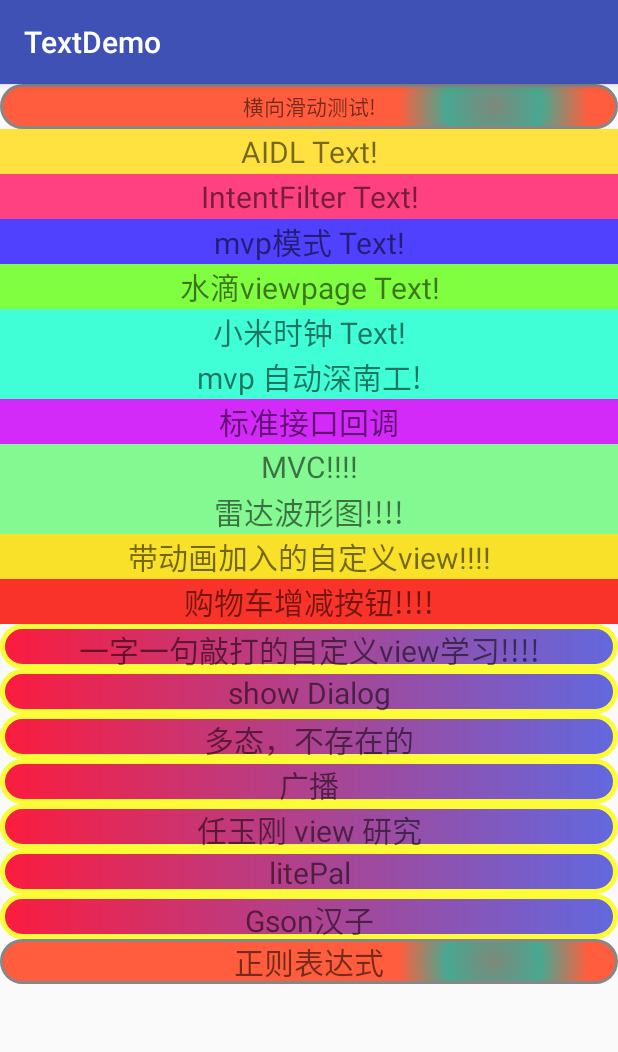
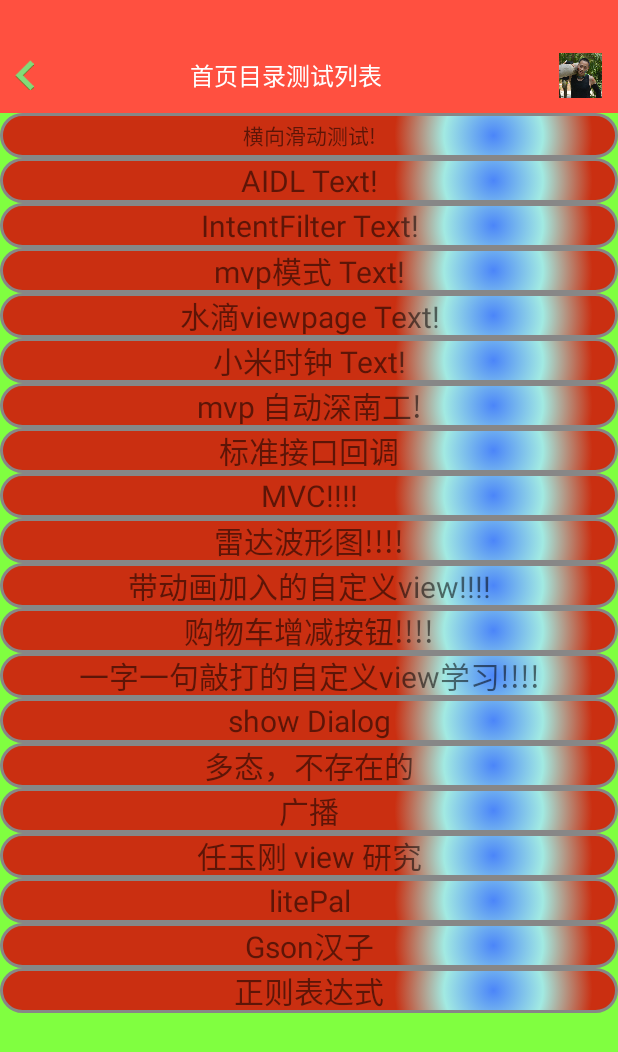
Before and after one commit to weixiaoming666/TextDemo, an Android app: the screen it shows after launch (MainActivity), on a phone screen of 412 x 824 dp. Shown: the top 1052 px of the screen. Run offline under Robolectric (Android 15) with nearby library versions, the phone set to English and light mode, and no system bars; libraries missing offline, so code that uses them is left out: org.litepal; 2 statements that could not run were skipped.

Commit message:
更新  处理adapter 中的数据 ，一次性提交

```diff
--- a/app/src/main/AndroidManifest.xml
+++ b/app/src/main/AndroidManifest.xml
@@ -96,6 +96,7 @@
         <activity android:name=".view.ryglearn.activity.View4Activity"></activity>
         <activity android:name=".grep.GrepAty"
             android:theme="@android:style/Theme.Light.NoTitleBar"/>
+        <activity android:name=".interfacecallback.demo.SumbitAty" />
     </application>
 
 </manifest>
--- a/app/src/main/java/com/example/administrator/textdemo/MainActivity.java
+++ b/app/src/main/java/com/example/administrator/textdemo/MainActivity.java
@@ -3,7 +3,6 @@ package com.example.administrator.textdemo;
 import android.content.Intent;
 import android.content.pm.PackageManager;
 import android.os.Bundle;
-import android.support.v7.app.AppCompatActivity;
 import android.view.View;
 import android.widget.TextView;
 
@@ -20,6 +19,7 @@ import com.example.administrator.textdemo.mvpdemo.MyMVPdemoAty;
 import com.example.administrator.textdemo.polymorphismtext.PolymorphismActivity;
 import com.example.administrator.textdemo.utils.ToastUtils;
 import com.example.administrator.textdemo.view.MyPopupWindow;
+import com.example.administrator.textdemo.view.ShowMePop;
 import com.example.administrator.textdemo.view.adddelview.AnimButtonAty;
 import com.example.administrator.textdemo.view.dialog.TextDialog;
 import com.example.administrator.textdemo.view.groupviewaddviewanimotion.DiscrollViewAty;
@@ -30,16 +30,28 @@ import com.example.administrator.textdemo.view.ryglearn.ViewRXGAty;
 import com.example.administrator.textdemo.view.viewpage.ViewPageDemo1;
 import com.google.gson.Gson;
 
-public class MainActivity extends AppCompatActivity {
+public class MainActivity extends BaseActivity {
 
     private MyPopupWindow myPopupWindow;
     private TextView tv_demo;
+    private  ShowMePop showMePop;
 
     @Override
     protected void onCreate(Bundle savedInstanceState) {
         super.onCreate(savedInstanceState);
-        setContentView(R.layout.activity_main);
+        setViewTitle(R.layout.activity_main);
+        setBaseTitle("首页目录测试列表");
+        setRight1ResouceId(R.mipmap.me_right);
         tv_demo = (TextView) findViewById(R.id.tv_demo);
+        baseLayout.iv_base_right1.setOnClickListener(new View.OnClickListener() {
+            @Override
+            public void onClick(View view) {
+                if (showMePop == null){
+                    showMePop   = new ShowMePop(context);
+                }
+                showMePop.showAtLocation( baseLayout.iv_base_right1,17,0,0);
+            }
+        });
     }
     public void start(View view) {
         startActivity(new Intent(this, DemoOne.class));
--- a/app/src/main/java/com/example/administrator/textdemo/interfacecallback/Aaty.java
+++ b/app/src/main/java/com/example/administrator/textdemo/interfacecallback/Aaty.java
@@ -8,6 +8,7 @@ import android.view.View;
 import android.widget.TextView;
 
 import com.example.administrator.textdemo.R;
+import com.example.administrator.textdemo.interfacecallback.demo.SumbitAty;
 
 //  https://blog.csdn.net/phenixyf/article/details/52050302   在一个aty中调用别的aty 方法 不适用
 // 所谓接口回调  说白了  就是在 a 中 声明一个接口，实例化这个接口；在别的类中调用这个引用的方法 便是接口回调
@@ -48,4 +49,9 @@ public class Aaty extends AppCompatActivity implements DataChanged{
     public Interface getAnInterface() {
         return anInterface;
     }
+
+    public void jupSubitaty(View view) {
+        Intent intent = new Intent(this,SumbitAty.class);
+        startActivity(intent);
+    }
 }
--- a/app/src/main/res/drawable/bt_selector_1.xml
+++ b/app/src/main/res/drawable/bt_selector_1.xml
@@ -7,12 +7,12 @@
                 android:radius="14dp"
                 />
             <gradient
-                android:gradientRadius="95"
+                android:gradientRadius="99"
                 android:centerX="80%"
                 android:centerY="50%"
-                android:centerColor="#47A891"
-                android:startColor="#7d897b"
-                android:endColor="#FF5D3D"
+                android:centerColor="#a2eae2"
+                android:startColor="#4b85f9"
+                android:endColor="#ca2f11"
                 android:type="radial"
                 />
             <padding
@@ -34,7 +34,6 @@
 
     <item android:state_pressed="true">
         <shape>
-
             <corners
                 android:radius="14dp"
                 />
@@ -44,7 +43,7 @@
                 android:centerY="50%"
                 android:centerColor="#ecdd0a"
                 android:startColor="#77d9c7"
-                android:endColor="#60352d"
+                android:endColor="#2e46e6"
                 android:type="radial"
                 />
             <padding
@@ -58,7 +57,7 @@
                 android:height="60dp"
                 />
             <stroke
-                android:width="2dp"
+                android:width="0.5dp"
                 android:color="#878787"
                 />
         </shape>
--- a/app/src/main/res/layout/activity_grep.xml
+++ b/app/src/main/res/layout/activity_grep.xml
@@ -21,7 +21,7 @@
         android:layout_width="match_parent"
         android:layout_height="50dp"
         android:gravity="center"
-        android:text="加载按钮并且取消"
+        android:text="测试baseaty的 通用加载，无net，无数据情况"
         android:background="@color/graw_0"
         />
     <EditText
--- a/app/src/main/res/layout/activity_main.xml
+++ b/app/src/main/res/layout/activity_main.xml
@@ -5,6 +5,7 @@
     xmlns:tools="http://schemas.android.com/tools"
     android:layout_width="match_parent"
     android:layout_height="match_parent"
+    android:background="@color/graw"
     tools:context="com.example.administrator.textdemo.MainActivity">
 <LinearLayout
     android:layout_width="match_parent"
@@ -20,7 +21,7 @@
         android:background="@drawable/bt_selector_1"/>
 
     <TextView
-        android:background="@color/yellow"
+        android:background="@drawable/bt_selector_1"
         android:gravity="center"
         android:textSize="20dp"
         android:onClick="intentFilter"
@@ -31,7 +32,7 @@
 
     <TextView
         android:id="@+id/tv_demo"
-        android:background="@color/colorAccent"
+        android:background="@drawable/bt_selector_1"
         android:gravity="center"
         android:textSize="20dp"
         android:onClick="aidlText"
@@ -40,7 +41,7 @@
         android:text="IntentFilter Text!"
        />
     <TextView
-        android:background="@color/mvp"
+        android:background="@drawable/bt_selector_1"
         android:gravity="center"
         android:textSize="20sp"
         android:onClick="mvpDemo"
@@ -49,7 +50,7 @@
         android:text="mvp模式 Text!"
        />
     <TextView
-        android:background="@color/graw"
+        android:background="@drawable/bt_selector_1"
         android:gravity="center"
         android:textSize="20dp"
         android:onClick="viewpageDemo1"
@@ -58,7 +59,7 @@
         android:text="水滴viewpage Text!"
         />
     <TextView
-        android:background="@color/micolor"
+        android:background="@drawable/bt_selector_1"
         android:gravity="center"
         android:textSize="20sp"
         android:onClick="miClock"
@@ -67,7 +68,7 @@
         android:text="小米时钟 Text!"
          />
     <TextView
-        android:background="@color/micolor"
+        android:background="@drawable/bt_selector_1"
         android:gravity="center"
         android:textSize="20sp"
         android:onClick="myClock"
@@ -76,7 +77,7 @@
         android:text="mvp 自动深南工!"
         />
     <TextView
-        android:background="@color/callback"
+        android:background="@drawable/bt_selector_1"
         android:gravity="center"
         android:textSize="20sp"
         android:onClick="callback"
@@ -84,7 +85,7 @@
         android:layout_height="30dp"
         android:text="标准接口回调" />
     <TextView
-        android:background="@color/mvc"
+        android:background="@drawable/bt_selector_1"
         android:gravity="center"
         android:textSize="20sp"
         android:onClick="jumpmvc"
@@ -93,7 +94,7 @@
         android:text="MVC!!!!"
        />
     <TextView
-        android:background="@color/mvc"
+        android:background="@drawable/bt_selector_1"
         android:gravity="center"
         android:textSize="20sp"
         android:onClick="jumpRader"
@@ -101,7 +102,7 @@
         android:layout_height="30dp"
         android:text="雷达波形图!!!!" />
     <TextView
-        android:background="@color/discrowview"
+        android:background="@drawable/bt_selector_1"
         android:gravity="center"
         android:textSize="20sp"
         android:onClick="jumpDiscroll"
@@ -111,8 +112,7 @@
  />
 
     <TextView
-
-        android:background="@color/shop"
+        android:background="@drawable/bt_selector_1"
         android:gravity="center"
         android:textSize="20sp"
         android:onClick="shopAddDel"
@@ -122,7 +122,7 @@
       />
     <TextView
 
-        android:background="@drawable/learn_view_shape"
+        android:background="@drawable/bt_selector_1"
         android:gravity="center"
         android:textSize="20sp"
         android:onClick="learnView"
@@ -132,7 +132,7 @@
         />
     <TextView
 
-        android:background="@drawable/learn_view_shape"
+        android:background="@drawable/bt_selector_1"
         android:gravity="center"
         android:textSize="20sp"
         android:onClick="showDialog"
@@ -142,7 +142,7 @@
         />
     <TextView
 
-        android:background="@drawable/learn_view_shape"
+        android:background="@drawable/bt_selector_1"
         android:gravity="center"
         android:textSize="20sp"
         android:onClick="showDuoTai"
@@ -152,7 +152,7 @@
         />
     <TextView
 
-        android:background="@drawable/learn_view_shape"
+        android:background="@drawable/bt_selector_1"
         android:gravity="center"
         android:textSize="20sp"
         android:onClick="showReciver"
@@ -161,7 +161,7 @@
         android:text="广播"
         />
     <TextView
-        android:background="@drawable/learn_view_shape"
+        android:background="@drawable/bt_selector_1"
         android:gravity="center"
         android:textSize="20sp"
         android:onClick="viewLeanRYG"
@@ -170,7 +170,7 @@
         android:text="任玉刚 view 研究"
         />
     <TextView
-        android:background="@drawable/learn_view_shape"
+        android:background="@drawable/bt_selector_1"
         android:gravity="center"
         android:textSize="20sp"
         android:onClick="litepal"
@@ -179,7 +179,7 @@
         android:text="litePal"
         />
     <TextView
-        android:background="@drawable/learn_view_shape"
+        android:background="@drawable/bt_selector_1"
         android:gravity="center"
         android:textSize="20sp"
         android:onClick="gson2hanzi"
--- a/app/src/main/res/layout/base_title.xml
+++ b/app/src/main/res/layout/base_title.xml
@@ -74,7 +74,8 @@
             <ImageView
 
                 android:id="@+id/iv_base_right1"
-                style="@style/wrap"
+                android:layout_width="50dp"
+                android:layout_height="50dp"
                 android:padding="10dp"
                 android:layout_marginLeft="5dp"
                 android:visibility="gone"
--- a/app/src/main/res/values/colors.xml
+++ b/app/src/main/res/values/colors.xml
@@ -6,7 +6,7 @@
     <color name="red">#ff5040</color>
     <color name="yellow">#ffe240</color>
     <color name="graw">#80ff40</color>
-    <color name="graw_0">#3d9f0c</color>
+    <color name="graw_0">#2bfdd7</color>
     <color name="gray">#d7d9d5</color>
     <color name="micolor">#40ffd6</color>
     <color name="mvp">#5040ff</color>
```
Also changed, not shown: app/src/main/java/com/example/administrator/textdemo/interfacecallback/demo/DataIterfaceIml.java (added, +10 -0 lines), app/src/main/java/com/example/administrator/textdemo/interfacecallback/demo/DemoAdapter.java (added, +89 -0 lines), app/src/main/java/com/example/administrator/textdemo/interfacecallback/demo/SumbitAty.java (added, +51 -0 lines), app/src/main/java/com/example/administrator/textdemo/view/ShowMePop.java (added, +68 -0 lines), app/src/main/res/layout/activity_aaty.xml (+11 -0 lines), app/src/main/res/layout/base_show_me.xml (added, +11 -0 lines), app/src/main/res/layout/item_demo_sumbit.xml (added, +10 -0 lines), app/src/main/res/layout/sumbit_aty.xml (added, +17 -0 lines), app/src/main/res/mipmap-xhdpi/me_right.jpg (added).
